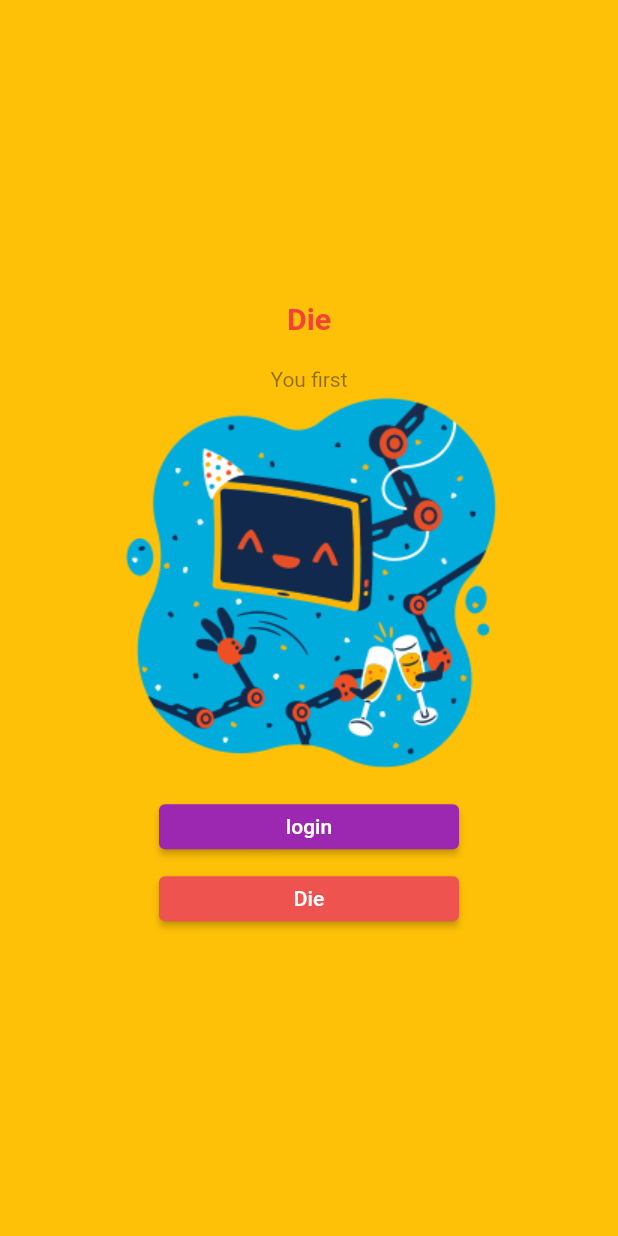
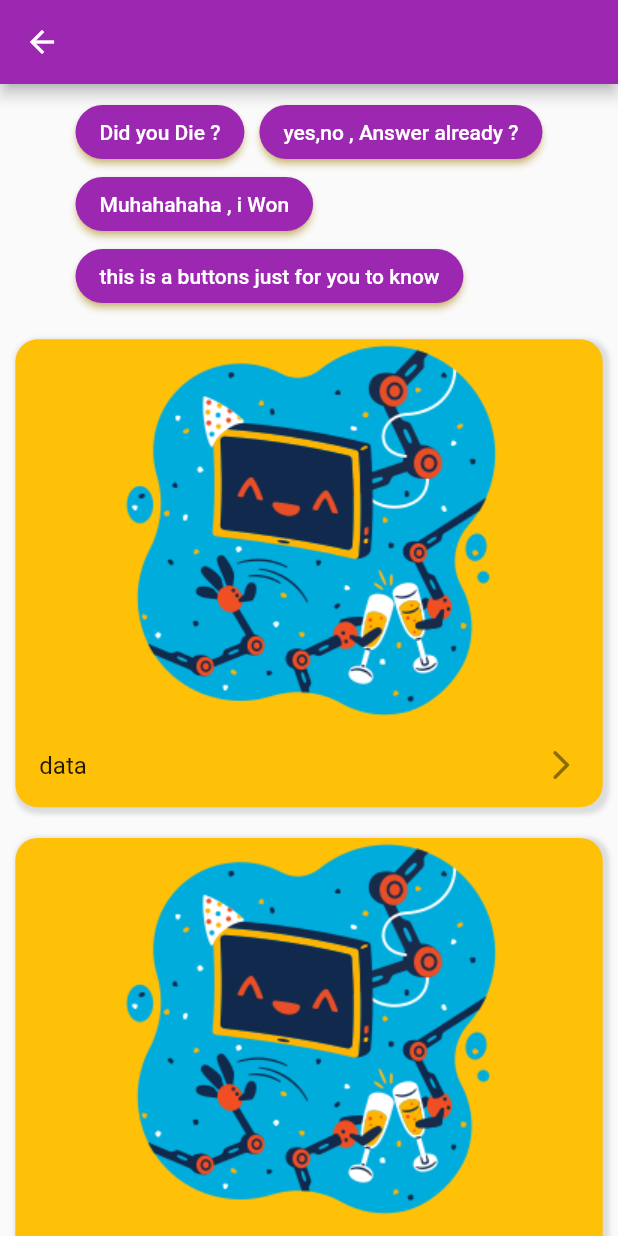
Before and after one commit to Kvix66/learning_proje, a Flutter app: the screen it shows after launch, after a tap on "login", on a phone screen of 412 x 824 dp. Run offline on Flutter 3.47's test engine with Material 2 defaults, Android fonts, the phone set to English and light mode, and no system bars.

Commit message:
2.2.somthing

```diff
--- /dev/null
+++ b/lib/home-page.dart
@@ -0,0 +1,124 @@
+import 'package:flutter/material.dart';
+
+class HomePage extends StatelessWidget {
+  const HomePage({super.key});
+
+  @override
+  Widget build(BuildContext context) {
+    return Scaffold(
+      appBar: AppBar(),
+      body: SingleChildScrollView(
+        child: Column(
+          children: [
+            Padding(
+              padding: const EdgeInsets.all(8.0),
+              child: Wrap(
+                spacing: 10,
+                children: [
+                  ElevatedButton(
+                    onPressed: () {},
+                    style: ElevatedButton.styleFrom(
+                        shadowColor: Colors.amber,
+                        shape: const StadiumBorder()),
+                    child: const Text('Did you Die ?'),
+                  ),
+                  ElevatedButton(
+                    onPressed: () {},
+                    style: ElevatedButton.styleFrom(
+                        shadowColor: Colors.amber,
+                        shape: const StadiumBorder()),
+                    child: const Text('yes,no , Answer already ?'),
+                  ),
+                  ElevatedButton(
+                    onPressed: () {},
+                    style: ElevatedButton.styleFrom(
+                        shadowColor: Colors.amber,
+                        shape: const StadiumBorder()),
+                    child: const Text('Muhahahaha , i Won'),
+                  ),
+                  ElevatedButton(
+                    onPressed: () {},
+                    style: ElevatedButton.styleFrom(
+                        shadowColor: Colors.amber,
+                        shape: const StadiumBorder()),
+                    child: const Text('this is a buttons just for you to know'),
+                  ),
+                ],
+              ),
+            ),
+            GestureDetector(
+              // it make it clickable
+              onTap: () {
+                Navigator.of(context).push(
+                  MaterialPageRoute(
+                    builder: (BuildContext context) {
+                      return Container();
+                    },
+                  ),
+                );
+              },
+              child: Container(
+                  //first container
+                  margin: const EdgeInsets.symmetric(
+                      horizontal: 10.2, vertical: 10.2),
+                  //color: Colors.white,
+                  width: double.infinity,
+                  decoration: BoxDecoration(
+                      borderRadius: BorderRadius.circular(15),
+                      color: Colors.amber,
+                      boxShadow: const [
+                        BoxShadow(
+                          color: Colors.black12,
+                          spreadRadius: 2,
+                          blurRadius: 2,
+                          offset: Offset(
+                            2,
+                            2,
+                          ),
+                        ),
+                      ]),
+                  child: Column(
+                    children: [
+                      Image.asset('images/flame-welcome.png'),
+                      const ListTile(
+                        title: Text("data"),
+                        trailing: Icon(Icons.arrow_forward_ios_rounded),
+                      )
+                    ],
+                  )),
+            ),
+            Container(
+                //Second Container
+                margin: const EdgeInsets.symmetric(
+                    horizontal: 10.2, vertical: 10.2),
+                //color: Colors.white,
+                width: double.infinity,
+                decoration: BoxDecoration(
+                    borderRadius: BorderRadius.circular(15),
+                    color: Colors.amber,
+                    boxShadow: const [
+                      BoxShadow(
+                        color: Colors.black12,
+                        spreadRadius: 2,
+                        blurRadius: 2,
+                        offset: Offset(
+                          2,
+                          2,
+                        ),
+                      ),
+                    ]),
+                child: Column(
+                  children: [
+                    Image.asset('images/flame-welcome.png'),
+                    const ListTile(
+                      title: Text("data"),
+                      trailing: Icon(Icons.arrow_forward_ios_rounded),
+                    )
+                  ],
+                ))
+          ],
+        ),
+      ),
+    );
+  }
+}
--- a/lib/main.dart
+++ b/lib/main.dart
@@ -1,4 +1,5 @@
 import 'package:flutter/material.dart';
+import 'package:learning_proje/home-page.dart';
 
 void main() {
   runApp(const MyApp());
@@ -48,7 +49,14 @@ class Die extends StatelessWidget {
               height: 10.0,
             ),
             ElevatedButton(
-              onPressed: () {},
+              //loging
+              onPressed: () {
+                Navigator.of(context).push(
+                  MaterialPageRoute(builder: (BuildContext context) {
+                    return const HomePage();
+                  }),
+                );
+              },
               style: ElevatedButton.styleFrom(
                   primary: Colors.purple, minimumSize: const Size(200, 30)),
               child: const Text(
```
